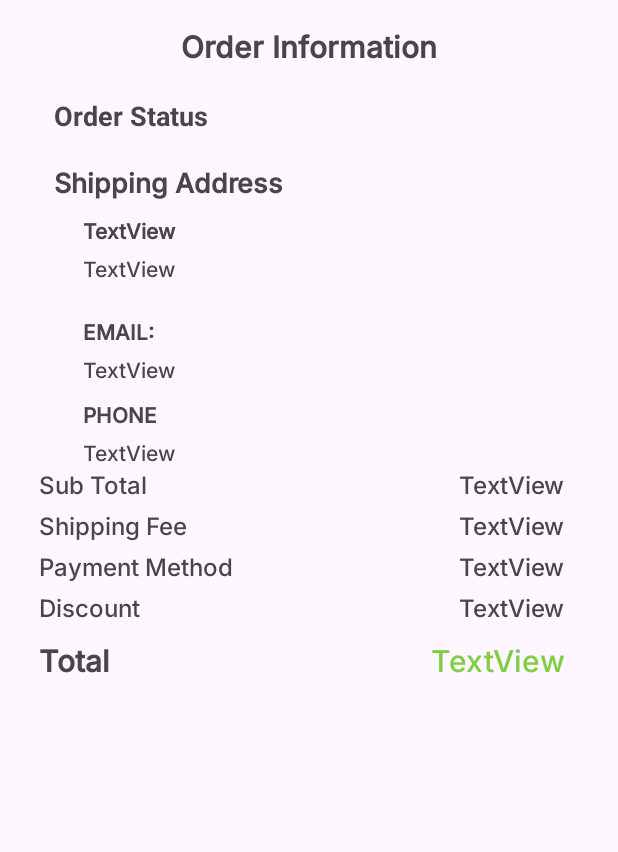
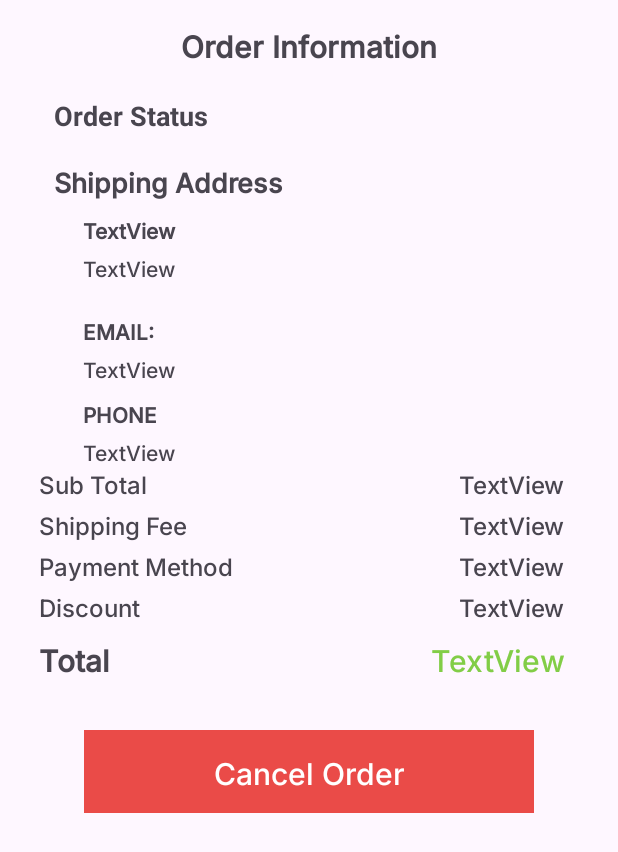
Before and after one commit to nghphngan115/MobileCommerceProject01, an Android app: the layout activity_order_details.xml on its own in the app's theme, with its tools: preview values and no code run, on a phone screen of 412 x 824 dp. Shown: the top 852 px of the screen. Run offline under Robolectric (Android 15) with nearby library versions, the phone set to English and light mode, and no system bars.

Commit message:
thêm cái orderdetails

```diff
--- a/app/src/main/res/layout/activity_order_details.xml
+++ b/app/src/main/res/layout/activity_order_details.xml
@@ -196,7 +196,7 @@
 
             <TextView
                 android:id="@+id/txtPaymentMethod"
-                android:layout_width="37dp"
+                android:layout_width="110dp"
                 android:layout_height="wrap_content"
                 android:layout_marginRight="20dp"
                 android:layout_weight="1"
@@ -263,6 +263,33 @@
                 android:textSize="20sp" />
         </LinearLayout>
 
+        <androidx.constraintlayout.widget.ConstraintLayout
+            android:id="@+id/btnCancelOrder"
+            android:layout_width="300dp"
+            android:layout_height="55dp"
+            android:layout_gravity="center_horizontal"
+            android:layout_marginTop="20dp"
+            android:layout_marginBottom="10dp"
+            android:background="@color/cancelled">
+
+            <TextView
+                android:id="@+id/textView3"
+                android:layout_width="wrap_content"
+                android:layout_height="wrap_content"
+                android:fontFamily="@font/inter_medium"
+                android:text="Cancel Order"
+                android:textAlignment="center"
+                android:textColor="@color/white"
+                android:textSize="20sp"
+                app:layout_constraintBottom_toBottomOf="parent"
+                app:layout_constraintEnd_toEndOf="parent"
+                app:layout_constraintStart_toStartOf="parent"
+                app:layout_constraintTop_toTopOf="parent" />
+
+        </androidx.constraintlayout.widget.ConstraintLayout>
+
+
+
 
     </LinearLayout>
 
--- a/app/src/main/res/values/strings.xml
+++ b/app/src/main/res/values/strings.xml
@@ -15,4 +15,6 @@
     <string name="strShipFee">Shipping Fee</string>
     <string name="strPaymentMethod">Payment Method</string>
     <string name="strDiscount">Discount</string>
+
+
 </resources>
```
Also changed, not shown: app/src/main/AndroidManifest.xml (+17 -14 lines), app/src/main/java/com/group01/plantique/adapter/ProductOrderAdapter.java (added, +36 -0 lines), app/src/main/java/com/group01/plantique/java/OrderDetailsActivity.java (+74 -40 lines), app/src/main/java/com/group01/plantique/java/OrderHistoryActivity.java (+16 -24 lines), app/src/main/java/com/group01/plantique/model/Order.java (+20 -11 lines).
